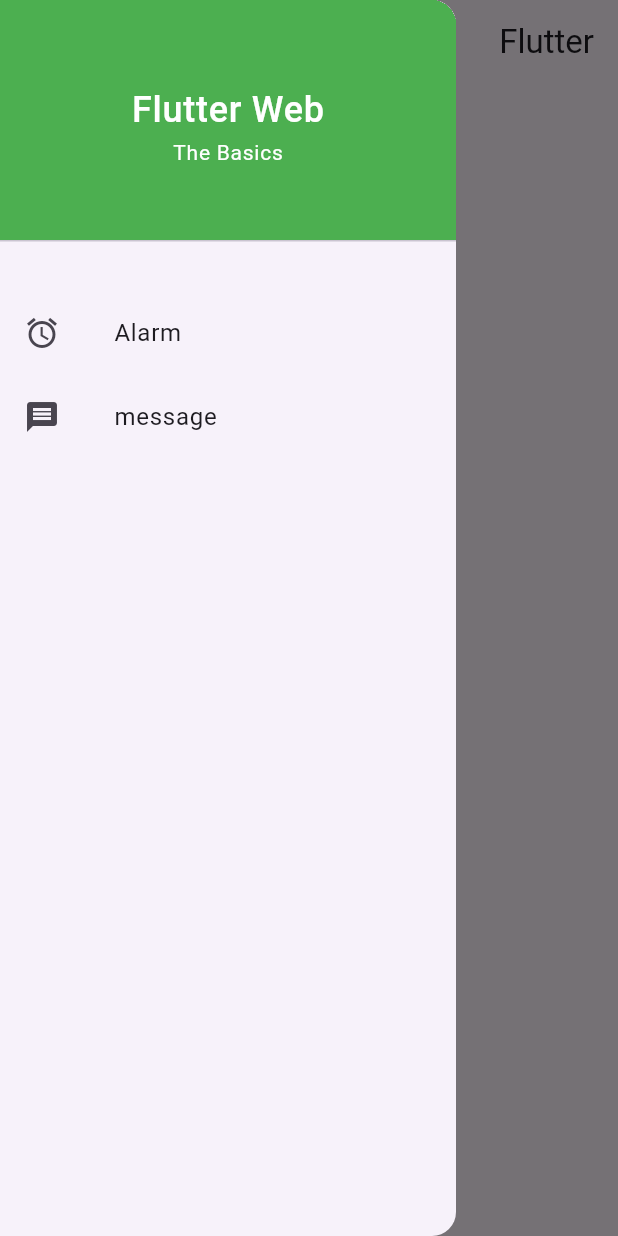
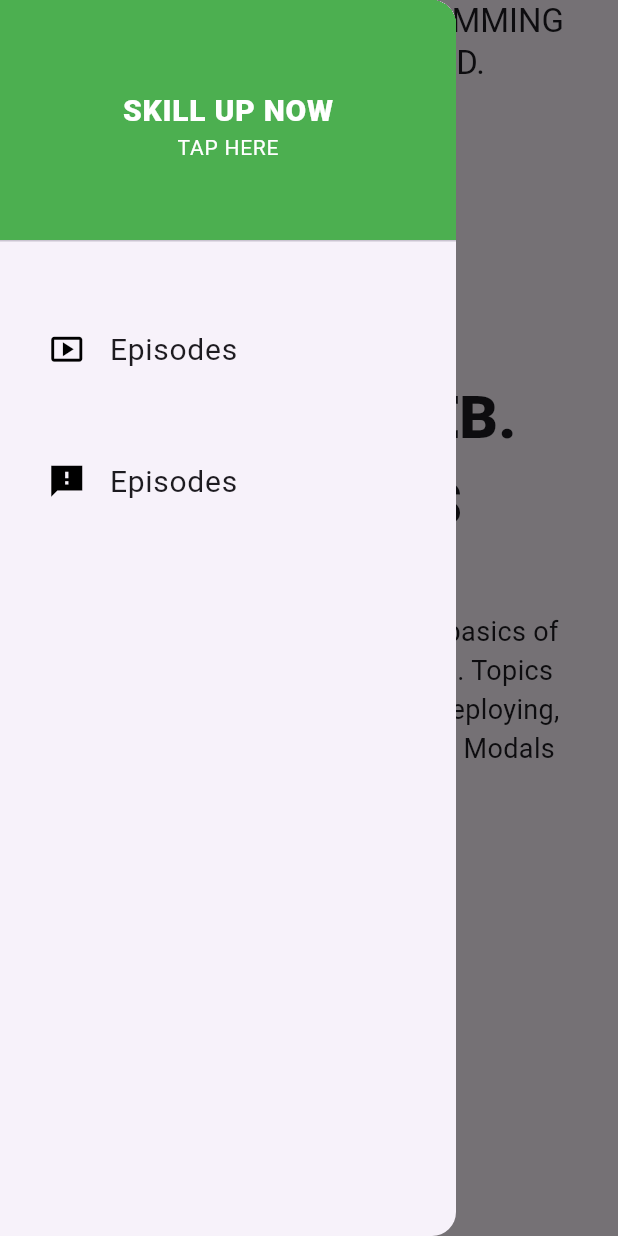
Before and after one commit to Kamrul-Hasan-2/ostad_assaignment_3, a Flutter app: the screen it shows after launch, with the side drawer open, on a phone screen of 412 x 824 dp. Run offline on Flutter 3.47's test engine with Material 3 defaults, Android fonts, the phone set to English and light mode, and no system bars.

Commit message:
Mobile App Complete

```diff
--- a/lib/main.dart
+++ b/lib/main.dart
@@ -2,7 +2,7 @@
 import 'presentation/home/home_screen.dart';
 
 void main(){
-  runApp(MyApp());
+  runApp(const MyApp());
 }
 
 class MyApp extends StatelessWidget {
@@ -10,7 +10,8 @@
 
   @override
   Widget build(BuildContext context) {
-    return MaterialApp(
+    return const MaterialApp(
+      debugShowCheckedModeBanner: false,
       home: HomeScreen(),
     );
   }
--- a/lib/presentation/home/drawer_list_tile_item.dart
+++ /dev/null
@@ -1,20 +0,0 @@
-import 'package:flutter/material.dart';
-
-class DrawerListView extends StatelessWidget {
-  late String titleName;
-  late Icon icon;
-
-  DrawerListView({required this.titleName, required this.icon});
-
-  @override
-  Widget build(BuildContext context) {
-    return ListTile(
-      leading: icon,
-      title: Padding(
-        padding: const EdgeInsets.only(left: 20),
-        child: Text(titleName),
-      ),
-      onTap: () {},
-    );
-  }
-}
--- a/lib/presentation/home/home_screen.dart
+++ b/lib/presentation/home/home_screen.dart
@@ -1,40 +1,116 @@
 import 'package:flutter/material.dart';
+import 'widget_class.dart';
 
-import 'drawer_list_tile_item.dart';
-
-class HomeScreen extends StatelessWidget {
+class HomeScreen extends StatefulWidget {
   const HomeScreen({super.key});
 
+  @override
+  State<HomeScreen> createState() => _HomeScreenState();
+}
+
+class _HomeScreenState extends State<HomeScreen> {
   @override
   Widget build(BuildContext context) {
     return Scaffold(
       appBar: AppBar(
-        title: Align(
-          alignment: Alignment.bottomRight,
-          child: Text('Flutter'),
+        title: const Align(
+          alignment: Alignment.centerRight,
+          child: Padding(
+            padding: EdgeInsets.only(right: 20),
+            child: Column(
+              crossAxisAlignment: CrossAxisAlignment.start,
+              children: [
+                Text('HUMMING'),
+                Text('BIRD.'),
+              ],
+            ),
+          ),
         ),
       ),
       drawer: Drawer(
         child: ListView(
           children: [
-            DrawerHeader(
-              decoration: BoxDecoration(
-                color: Colors.green,
+            _buildDrawerHeader(),
+            const SizedBox(
+              height: 20,
             ),
+            DrawerListTile(
+              icon: const Icon(Icons.smart_display_outlined),
+            ),
+            DrawerListTile(
+              icon: const Icon(Icons.feedback_sharp),
+            ),
+          ],
+        ),
+      ),
+      body: Center(
+        child: Column(
+          mainAxisAlignment: MainAxisAlignment.center,
+          crossAxisAlignment: CrossAxisAlignment.center,
+          children: [
+            const Text(
+              'FLUTTER WEB.',
+              style: TextStyle(fontSize: 40, fontWeight: FontWeight.w900),
+            ),
+            const Text(
+              'THE BAICS',
+              style: TextStyle(fontSize: 40, fontWeight: FontWeight.w900),
+            ),
+            const SizedBox(
+              height: 20,
+            ),
+            const Wrap(
+              children: [
+                Padding(
+                  padding: EdgeInsets.all(24.0),
+                  child: Text(
+                    'In this course we will go over the basics of using Flutter web for development. Topics will include Responsive Layout , Deploying, Font Changes, Hover functionality, Modals and more.',
+                    style: TextStyle(
+                      fontSize: 18,
+                    ),
+                  ),
+                )
+              ],
+            ),
+            const SizedBox(
+              height: 20,
+            ),
+            ElevatedButton(
+              style: ElevatedButton.styleFrom(
+                backgroundColor: Colors.green,
+                shape: BeveledRectangleBorder(
+                  borderRadius: BorderRadius.circular(3),
+                ),
+              ) ,
+              onPressed: () {},
+              child: const Text('join course', style: TextStyle(
+                fontSize: 14,
+                color: Colors.white,
+                fontWeight: FontWeight.w500
+              ),),
+            ),
+          ],
+        ),
+      ),
+    );
+  }
+
+  Widget _buildDrawerHeader() {
+    return const DrawerHeader(
+        decoration: BoxDecoration(color: Colors.green),
         child: Center(
           child: Column(
             mainAxisAlignment: MainAxisAlignment.center,
             children: [
               Text(
-                      'Flutter Web',
+                'SKILL UP NOW',
                 style: TextStyle(
-                        fontSize: 24,
+                    fontSize: 20,
                     color: Colors.white,
-                        fontWeight: FontWeight.w500,
-                      ),
+                    fontWeight: FontWeight.w900),
               ),
               Text(
-                      'The Basics',
+                'TAP HERE',
                 style: TextStyle(
                   fontSize: 14,
                   color: Colors.white,
@@ -42,22 +118,6 @@
               ),
             ],
           ),
-              ),
-            ),
-            SizedBox(
-              height: 25,
-            ),
-            DrawerListView(
-              titleName: 'Alarm',
-              icon: Icon(Icons.access_alarm),
-            ),
-            DrawerListView(
-              titleName: 'message',
-              icon: Icon(Icons.message),
-            ),
-          ],
-        ),
-      ),
-    );
+        ));
   }
 }
--- /dev/null
+++ b/lib/presentation/home/widget_class.dart
@@ -0,0 +1,26 @@
+import 'package:flutter/material.dart';
+
+class DrawerListTile extends StatelessWidget {
+  late Icon icon;
+
+  DrawerListTile({super.key, required this.icon});
+
+  @override
+  Widget build(BuildContext context) {
+    return Padding(
+      padding: const EdgeInsets.all(16),
+      child: ListTile(
+        leading: Icon(
+          icon.icon,
+          size: 25,
+          color: Colors.black,
+        ),
+        title: const Text(
+          'Episodes',
+          style: TextStyle(fontSize: 20),
+        ),
+        onTap: (){},
+      ),
+    );
+  }
+}
```
Lines whose indentation alone changed are shown as unchanged.
